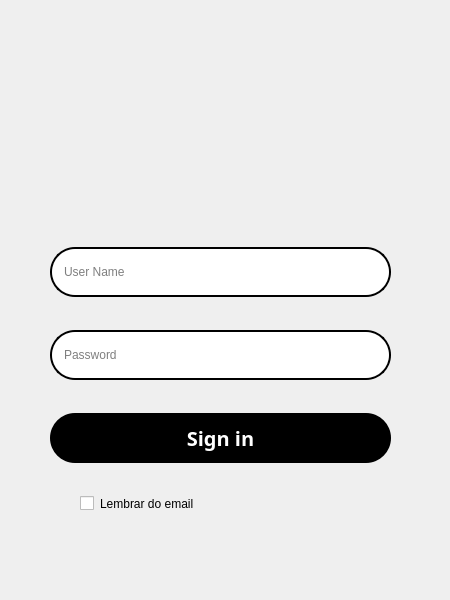
JotaPeans/robocopy, file ui/login.ui: the form before one commit.
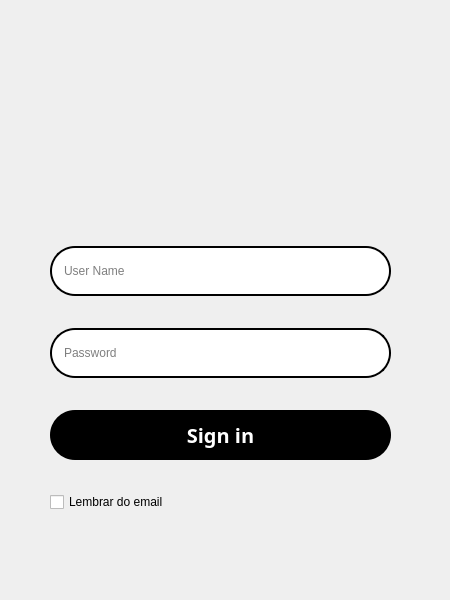
The form after the commit. Icons and pictures are not drawn.

```diff
--- a/ui/login.ui
+++ b/ui/login.ui
@@ -144,7 +144,7 @@
      <item>
       <widget class="QCheckBox" name="rememberMe">
        <property name="styleSheet">
-        <string notr="true">margin-left: 30px;</string>
+        <string notr="true"/>
        </property>
        <property name="text">
         <string>Lembrar do email</string>
```
